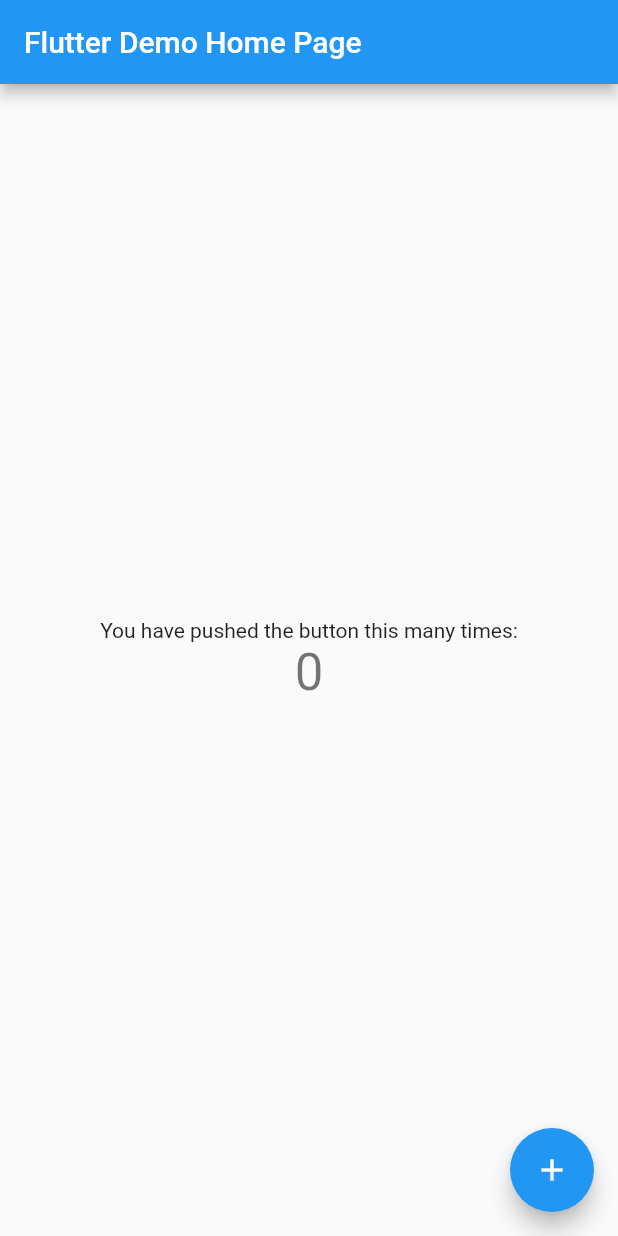
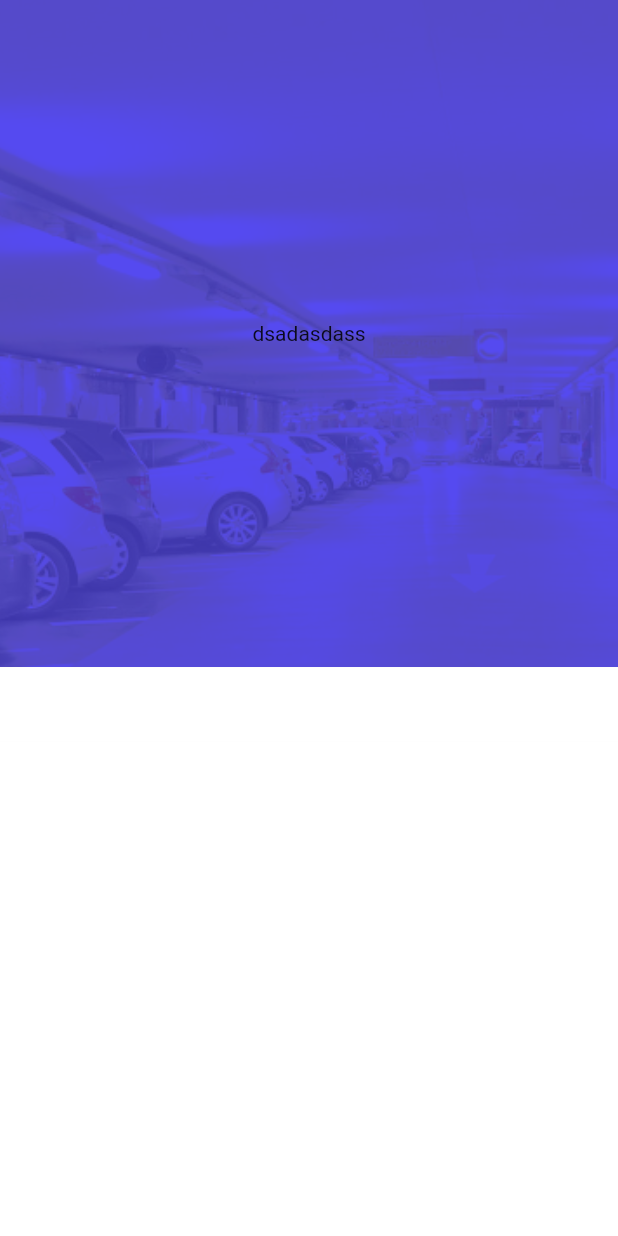
Before and after one commit to ddamiankowalski/Parcar, a Flutter app: the screen it shows after launch, on a phone screen of 412 x 824 dp. Run offline on Flutter 3.47's test engine with Material 2 defaults, Android fonts, the phone set to English and light mode, and no system bars; our stand-ins replace google_fonts.

Commit message:
added gifs/created a basic layout of the mains screen

```diff
--- a/flutter_app/lib/main.dart
+++ b/flutter_app/lib/main.dart
@@ -1,4 +1,5 @@
 import 'package:flutter/material.dart';
+import 'package:google_fonts/google_fonts.dart';
 
 void main() {
   runApp(const MyApp());
@@ -7,109 +8,72 @@ void main() {
 class MyApp extends StatelessWidget {
   const MyApp({Key? key}) : super(key: key);
 
-  // This widget is the root of your application.
   @override
   Widget build(BuildContext context) {
-    return MaterialApp(
-      title: 'Flutter Demo',
-      theme: ThemeData(
-        // This is the theme of your application.
-        //
-        // Try running your application with "flutter run". You'll see the
-        // application has a blue toolbar. Then, without quitting the app, try
-        // changing the primarySwatch below to Colors.green and then invoke
-        // "hot reload" (press "r" in the console where you ran "flutter run",
-        // or simply save your changes to "hot reload" in a Flutter IDE).
-        // Notice that the counter didn't reset back to zero; the application
-        // is not restarted.
-        primarySwatch: Colors.blue,
-      ),
-      home: const MyHomePage(title: 'Flutter Demo Home Page'),
+    return const MaterialApp(
+      title: 'Parcar',
+      home: MainScreen(),
     );
   }
 }
 
-class MyHomePage extends StatefulWidget {
-  const MyHomePage({Key? key, required this.title}) : super(key: key);
-
-  // This widget is the home page of your application. It is stateful, meaning
-  // that it has a State object (defined below) that contains fields that affect
-  // how it looks.
-
-  // This class is the configuration for the state. It holds the values (in this
-  // case the title) provided by the parent (in this case the App widget) and
-  // used by the build method of the State. Fields in a Widget subclass are
-  // always marked "final".
-
-  final String title;
-
-  @override
-  State<MyHomePage> createState() => _MyHomePageState();
-}
-
-class _MyHomePageState extends State<MyHomePage> {
-  int _counter = 0;
-
-  void _incrementCounter() {
-    setState(() {
-      // This call to setState tells the Flutter framework that something has
-      // changed in this State, which causes it to rerun the build method below
-      // so that the display can reflect the updated values. If we changed
-      // _counter without calling setState(), then the build method would not be
-      // called again, and so nothing would appear to happen.
-      _counter++;
-    });
-  }
+class MainScreen extends StatelessWidget {
+  const MainScreen({Key? key}) : super(key: key);
 
   @override
   Widget build(BuildContext context) {
-    // This method is rerun every time setState is called, for instance as done
-    // by the _incrementCounter method above.
-    //
-    // The Flutter framework has been optimized to make rerunning build methods
-    // fast, so that you can just rebuild anything that needs updating rather
-    // than having to individually change instances of widgets.
     return Scaffold(
-      appBar: AppBar(
-        // Here we take the value from the MyHomePage object that was created by
-        // the App.build method, and use it to set our appbar title.
-        title: Text(widget.title),
-      ),
-      body: Center(
-        // Center is a layout widget. It takes a single child and positions it
-        // in the middle of the parent.
-        child: Column(
-          // Column is also a layout widget. It takes a list of children and
-          // arranges them vertically. By default, it sizes itself to fit its
-          // children horizontally, and tries to be as tall as its parent.
-          //
-          // Invoke "debug painting" (press "p" in the console, choose the
-          // "Toggle Debug Paint" action from the Flutter Inspector in Android
-          // Studio, or the "Toggle Debug Paint" command in Visual Studio Code)
-          // to see the wireframe for each widget.
-          //
-          // Column has various properties to control how it sizes itself and
-          // how it positions its children. Here we use mainAxisAlignment to
-          // center the children vertically; the main axis here is the vertical
-          // axis because Columns are vertical (the cross axis would be
-          // horizontal).
-          mainAxisAlignment: MainAxisAlignment.center,
-          children: <Widget>[
-            const Text(
-              'You have pushed the button this many times:',
-            ),
-            Text(
-              '$_counter',
-              style: Theme.of(context).textTheme.headline4,
-            ),
-          ],
-        ),
-      ),
-      floatingActionButton: FloatingActionButton(
-        onPressed: _incrementCounter,
-        tooltip: 'Increment',
-        child: const Icon(Icons.add),
-      ), // This trailing comma makes auto-formatting nicer for build methods.
-    );
+        body: Column(
+      children: <Widget>[
+        Expanded(flex: 3, child: topStack()),
+        Expanded(
+          flex: 2,
+          child: bottomSection(),
+        )
+      ],
+    ));
   }
 }
+
+Widget topStack() {
+  return Stack(
+    children: <Widget>[
+      Column(
+        children: <Widget>[
+          Expanded(flex: 9, child: topTextStack()),
+          Expanded(
+            flex: 1,
+            child: Container(
+              color: Colors.white,
+            ),
+          )
+        ],
+      ),
+    ],
+  );
+}
+
+Widget topTextStack() {
+  return Stack(
+    children: <Widget>[
+      Container(
+        decoration: const BoxDecoration(
+            image: DecorationImage(
+                image: AssetImage("assets/topbg.png"), fit: BoxFit.cover)),
+      ),
+      const Positioned.fill(
+          child: Align(
+        alignment: Alignment.center,
+        child: Text('dsadasdass'),
+      ))
+    ],
+  );
+}
+
+Widget bottomSection() {
+  return Container(
+    color: Colors.white,
+  );
+}
+
+Color primaryColor = const Color.fromARGB(255, 85, 74, 240);
--- a/flutter_app/pubspec.yaml
+++ b/flutter_app/pubspec.yaml
@@ -34,6 +34,7 @@ dependencies:
   # The following adds the Cupertino Icons font to your application.
   # Use with the CupertinoIcons class for iOS style icons.
   cupertino_icons: ^1.0.2
+  google_fonts: ^3.0.0
 
 dev_dependencies:
   flutter_test:
@@ -51,6 +52,8 @@ dev_dependencies:
 
 # The following section is specific to Flutter packages.
 flutter:
+  assets:
+    - assets/topbg.png
 
   # The following line ensures that the Material Icons font is
   # included with your application, so that you can use the icons in
```
Also changed, not shown: flutter_app/assets/topbg.png (added), flutter_app/pubspec.lock, 18 other files.
